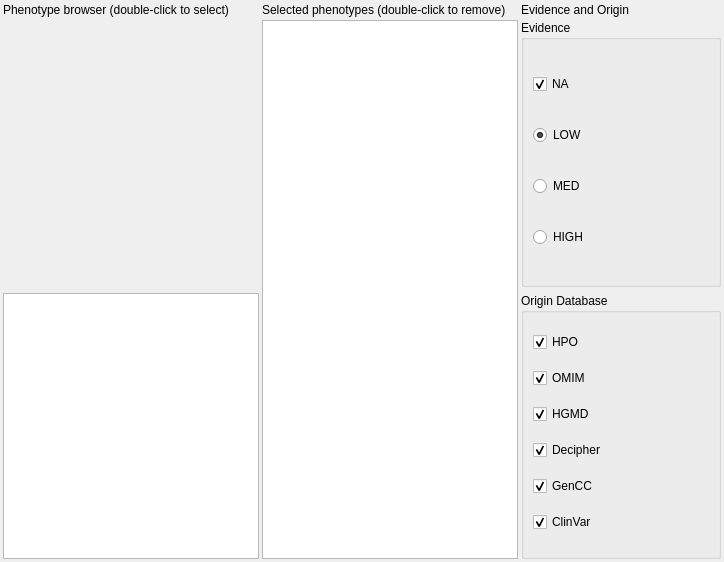
Above: src/GSvar/PhenotypeSelectionWidget.ui from imgag/ngs-bits before the change. Below: the same form after it.
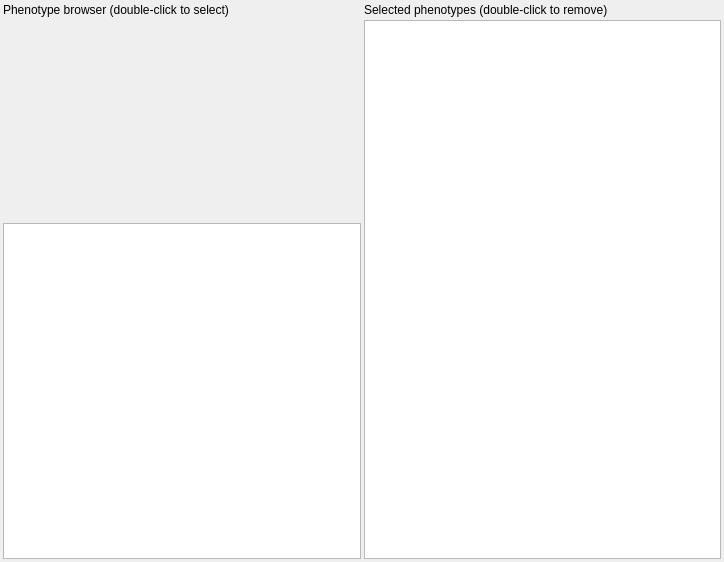
That is the form after the change. Custom widgets are drawn as their Qt base class.

```diff
--- a/src/GSvar/PhenotypeSelectionWidget.ui
+++ b/src/GSvar/PhenotypeSelectionWidget.ui
@@ -29,10 +29,13 @@
    <property name="spacing">
     <number>3</number>
    </property>
-   <item row="0" column="2">
-    <widget class="QLabel" name="label_3">
-     <property name="text">
-      <string>Evidence and Origin</string>
+   <item row="1" column="0" rowspan="2">
+    <widget class="PhenotypeSelector" name="pheno_sel" native="true">
+     <property name="minimumSize">
+      <size>
+       <width>200</width>
+       <height>200</height>
+      </size>
      </property>
     </widget>
    </item>
@@ -66,194 +69,6 @@
      </property>
     </widget>
    </item>
-   <item row="1" column="2">
-    <widget class="QGroupBox" name="evidenceBox">
-     <property name="sizePolicy">
-      <sizepolicy hsizetype="Expanding" vsizetype="MinimumExpanding">
-       <horstretch>0</horstretch>
-       <verstretch>0</verstretch>
-      </sizepolicy>
-     </property>
-     <property name="title">
-      <string>Evidence</string>
-     </property>
-     <layout class="QVBoxLayout" name="verticalLayout">
-      <item>
-       <widget class="QCheckBox" name="NA">
-        <property name="text">
-         <string>NA</string>
-        </property>
-        <property name="checked">
-         <bool>true</bool>
-        </property>
-        <property name="autoExclusive">
-         <bool>false</bool>
-        </property>
-       </widget>
-      </item>
-      <item>
-       <widget class="QRadioButton" name="LOW">
-        <property name="text">
-         <string>LOW</string>
-        </property>
-        <property name="checked">
-         <bool>true</bool>
-        </property>
-        <property name="autoExclusive">
-         <bool>true</bool>
-        </property>
-       </widget>
-      </item>
-      <item>
-       <widget class="QRadioButton" name="MED">
-        <property name="text">
-         <string>MED</string>
-        </property>
-        <property name="checked">
-         <bool>false</bool>
-        </property>
-        <property name="autoExclusive">
-         <bool>true</bool>
-        </property>
-       </widget>
-      </item>
-      <item>
-       <widget class="QRadioButton" name="HIGH">
-        <property name="text">
-         <string>HIGH</string>
-        </property>
-        <property name="checked">
-         <bool>false</bool>
-        </property>
-        <property name="autoExclusive">
-         <bool>true</bool>
-        </property>
-       </widget>
-      </item>
-     </layout>
-    </widget>
-   </item>
-   <item row="1" column="0" rowspan="2">
-    <widget class="PhenotypeSelector" name="pheno_sel" native="true">
-     <property name="minimumSize">
-      <size>
-       <width>200</width>
-       <height>200</height>
-      </size>
-     </property>
-    </widget>
-   </item>
-   <item row="3" column="2">
-    <widget class="QGroupBox" name="databaseBox">
-     <property name="sizePolicy">
-      <sizepolicy hsizetype="Expanding" vsizetype="Expanding">
-       <horstretch>0</horstretch>
-       <verstretch>0</verstretch>
-      </sizepolicy>
-     </property>
-     <property name="title">
-      <string>Origin Database</string>
-     </property>
-     <property name="flat">
-      <bool>false</bool>
-     </property>
-     <property name="checkable">
-      <bool>false</bool>
-     </property>
-     <property name="checked">
-      <bool>false</bool>
-     </property>
-     <layout class="QVBoxLayout" name="verticalLayout_2">
-      <item>
-       <widget class="QCheckBox" name="HPO">
-        <property name="text">
-         <string>HPO</string>
-        </property>
-        <property name="checked">
-         <bool>true</bool>
-        </property>
-        <property name="autoExclusive">
-         <bool>false</bool>
-        </property>
-       </widget>
-      </item>
-      <item>
-       <widget class="QCheckBox" name="OMIM">
-        <property name="text">
-         <string>OMIM</string>
-        </property>
-        <property name="checked">
-         <bool>true</bool>
-        </property>
-        <property name="autoExclusive">
-         <bool>false</bool>
-        </property>
-       </widget>
-      </item>
-      <item>
-       <widget class="QCheckBox" name="HGMD">
-        <property name="text">
-         <string>HGMD</string>
-        </property>
-        <property name="checked">
-         <bool>true</bool>
-        </property>
-        <property name="autoExclusive">
-         <bool>false</bool>
-        </property>
-       </widget>
-      </item>
-      <item>
-       <widget class="QCheckBox" name="Decipher">
-        <property name="sizePolicy">
-         <sizepolicy hsizetype="Minimum" vsizetype="Fixed">
-          <horstretch>0</horstretch>
-          <verstretch>0</verstretch>
-         </sizepolicy>
-        </property>
-        <property name="text">
-         <string>Decipher</string>
-        </property>
-        <property name="checked">
-         <bool>true</bool>
-        </property>
-        <property name="autoExclusive">
-         <bool>false</bool>
-        </property>
-       </widget>
-      </item>
-      <item>
-       <widget class="QCheckBox" name="GenCC">
-        <property name="text">
-         <string>GenCC</string>
-        </property>
-        <property name="checked">
-         <bool>true</bool>
-        </property>
-        <property name="autoExclusive">
-         <bool>false</bool>
-        </property>
-       </widget>
-      </item>
-      <item>
-       <widget class="QCheckBox" name="ClinVar">
-        <property name="toolTipDuration">
-         <number>-8</number>
-        </property>
-        <property name="text">
-         <string>ClinVar</string>
-        </property>
-        <property name="checked">
-         <bool>true</bool>
-        </property>
-        <property name="autoExclusive">
-         <bool>false</bool>
-        </property>
-       </widget>
-      </item>
-     </layout>
-    </widget>
-   </item>
   </layout>
  </widget>
  <customwidgets>
```
